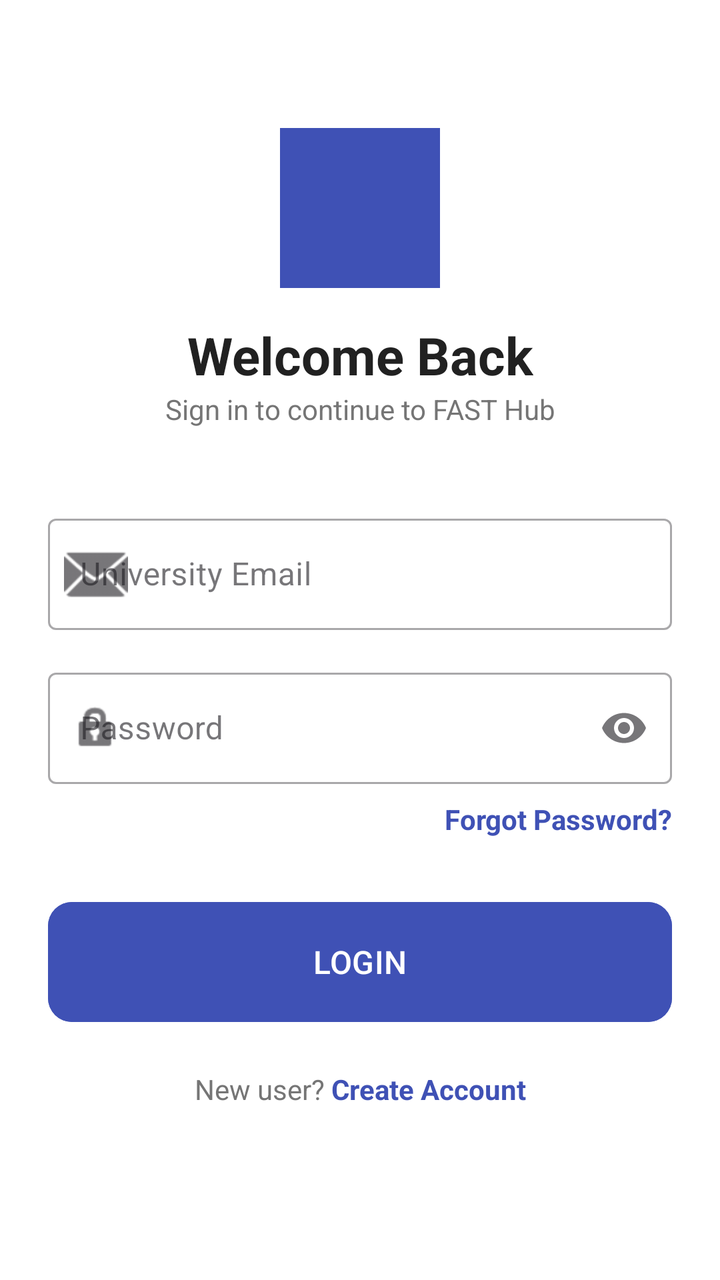
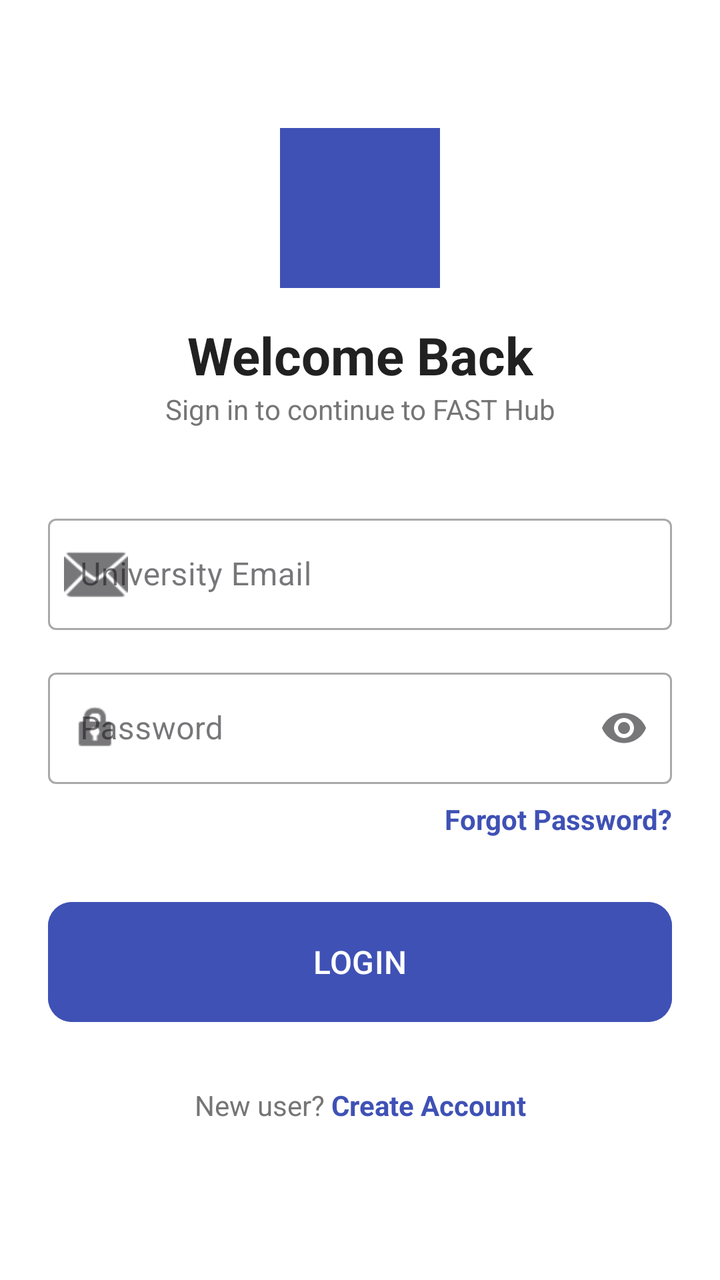

An Android layout rendered at two revisions. The XML below is the earlier revision; the diff shows what the commit changed to produce the second picture.
<!-- AndroidManifest.xml: application theme Theme.FastConnect -->
<!-- res/layout/activity_signin.xml -->
<?xml version="1.0" encoding="utf-8"?>
<androidx.constraintlayout.widget.ConstraintLayout
    xmlns:android="http://schemas.android.com/apk/res/android"
    xmlns:app="http://schemas.android.com/apk/res-auto"
    android:layout_width="match_parent"
    android:layout_height="match_parent"
    android:background="#FFFFFF"
    android:padding="24dp">

    
    <View
        android:id="@+id/logoPlaceholder"
        android:layout_width="80dp"
        android:layout_height="80dp"
        android:layout_marginTop="40dp"
        android:background="#3F51B5"
        app:layout_constraintEnd_toEndOf="parent"
        app:layout_constraintStart_toStartOf="parent"
        app:layout_constraintTop_toTopOf="parent" />

    <TextView
        android:id="@+id/tvWelcome"
        android:layout_width="wrap_content"
        android:layout_height="wrap_content"
        android:layout_marginTop="16dp"
        android:text="Welcome Back"
        android:textColor="#212121"
        android:textSize="26sp"
        android:textStyle="bold"
        app:layout_constraintEnd_toEndOf="parent"
        app:layout_constraintStart_toStartOf="parent"
        app:layout_constraintTop_toBottomOf="@id/logoPlaceholder" />

    <TextView
        android:id="@+id/tvSubtitle"
        android:layout_width="wrap_content"
        android:layout_height="wrap_content"
        android:text="Sign in to continue to FAST Hub"
        android:textColor="#757575"
        android:textSize="14sp"
        app:layout_constraintEnd_toEndOf="parent"
        app:layout_constraintStart_toStartOf="parent"
        app:layout_constraintTop_toBottomOf="@id/tvWelcome" />

    
    <com.google.android.material.textfield.TextInputLayout
        android:id="@+id/emailLayout"
        style="@style/Widget.MaterialComponents.TextInputLayout.OutlinedBox"
        android:layout_width="match_parent"
        android:layout_height="wrap_content"
        android:layout_marginTop="40dp"
        android:hint="University Email"
        app:startIconDrawable="@android:drawable/ic_dialog_email"
        app:layout_constraintTop_toBottomOf="@id/tvSubtitle">

        <com.google.android.material.textfield.TextInputEditText
            android:id="@+id/emailInput"
            android:layout_width="match_parent"
            android:layout_height="wrap_content"
            android:inputType="textEmailAddress" />
    </com.google.android.material.textfield.TextInputLayout>

    
    <com.google.android.material.textfield.TextInputLayout
        android:id="@+id/passwordLayout"
        style="@style/Widget.MaterialComponents.TextInputLayout.OutlinedBox"
        android:layout_width="match_parent"
        android:layout_height="wrap_content"
        android:layout_marginTop="16dp"
        android:hint="Password"
        app:endIconMode="password_toggle"
        app:startIconDrawable="@android:drawable/ic_lock_idle_lock"
        app:layout_constraintTop_toBottomOf="@id/emailLayout">

        <com.google.android.material.textfield.TextInputEditText
            android:id="@+id/passwordInput"
            android:layout_width="match_parent"
            android:layout_height="wrap_content"
            android:inputType="textPassword" />
    </com.google.android.material.textfield.TextInputLayout>

    <TextView
        android:id="@+id/btnForgotPassword"
        android:layout_width="wrap_content"
        android:layout_height="wrap_content"
        android:layout_marginTop="8dp"
        android:text="Forgot Password?"
        android:textColor="#3F51B5"
        android:textStyle="bold"
        app:layout_constraintEnd_toEndOf="parent"
        app:layout_constraintTop_toBottomOf="@id/passwordLayout" />

    
    <com.google.android.material.button.MaterialButton
        android:id="@+id/btnLogin"
        android:layout_width="match_parent"
        android:layout_height="60dp"
        android:layout_marginTop="32dp"
        android:text="LOGIN"
        android:textSize="16sp"
        android:insetTop="0dp"
        android:insetBottom="0dp"
        app:cornerRadius="12dp"
        android:backgroundTint="#3F51B5"
        app:layout_constraintTop_toBottomOf="@id/btnForgotPassword" />

    
    <LinearLayout
        android:layout_width="wrap_content"
        android:layout_height="wrap_content"
        android:layout_marginTop="24dp"
        android:orientation="horizontal"
        app:layout_constraintEnd_toEndOf="parent"
        app:layout_constraintStart_toStartOf="parent"
        app:layout_constraintTop_toBottomOf="@id/btnLogin">

        <TextView
            android:layout_width="wrap_content"
            android:layout_height="wrap_content"
            android:text="New user? "
            android:textColor="#757575" />

        <TextView
            android:id="@+id/toSignUp"
            android:layout_width="wrap_content"
            android:layout_height="wrap_content"
            android:text="Create Account"
            android:textColor="#3F51B5"
            android:textStyle="bold" />
    </LinearLayout>

</androidx.constraintlayout.widget.ConstraintLayout>
<!-- resources referenced by this layout -->
<resources>
  <style name="Theme.FastConnect" parent="Base.Theme.FastConnect" />
  <style name="Base.Theme.FastConnect" parent="Theme.Material3.DayNight.NoActionBar">
          
          
      </style>
</resources>

<!-- the commit's change to res/layout/activity_signin.xml (unified diff, before → after) -->
@@ -108,7 +108,7 @@
     <LinearLayout
         android:layout_width="wrap_content"
         android:layout_height="wrap_content"
-        android:layout_marginTop="24dp"
+        android:layout_marginTop="32dp"
         android:orientation="horizontal"
         app:layout_constraintEnd_toEndOf="parent"
         app:layout_constraintStart_toStartOf="parent"
